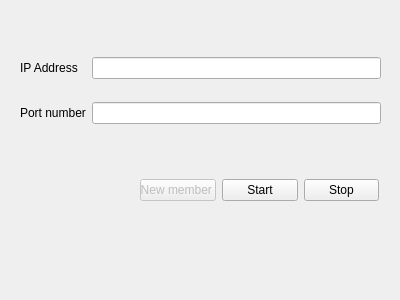
Before: the Qt Designer form chatserver.ui in danhmanh/c-project-hus, drawn with Qt 5.
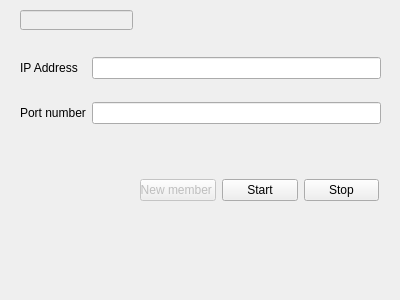
After: the same form once the commit is applied.

Diff of the .ui file:
```diff
--- a/chatserver.ui
+++ b/chatserver.ui
@@ -81,6 +81,19 @@
     </item>
    </layout>
   </widget>
+  <widget class="QLineEdit" name="lineEditName">
+   <property name="enabled">
+    <bool>false</bool>
+   </property>
+   <property name="geometry">
+    <rect>
+     <x>20</x>
+     <y>10</y>
+     <width>113</width>
+     <height>20</height>
+    </rect>
+   </property>
+  </widget>
  </widget>
  <resources/>
  <connections/>
```
